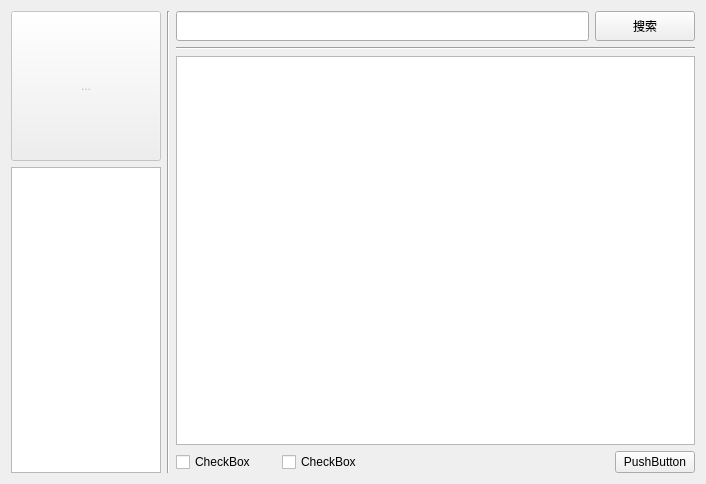
The window that mainwindow.ui (youusername/magnet_qt) describes before a commit, drawn with Qt 5.
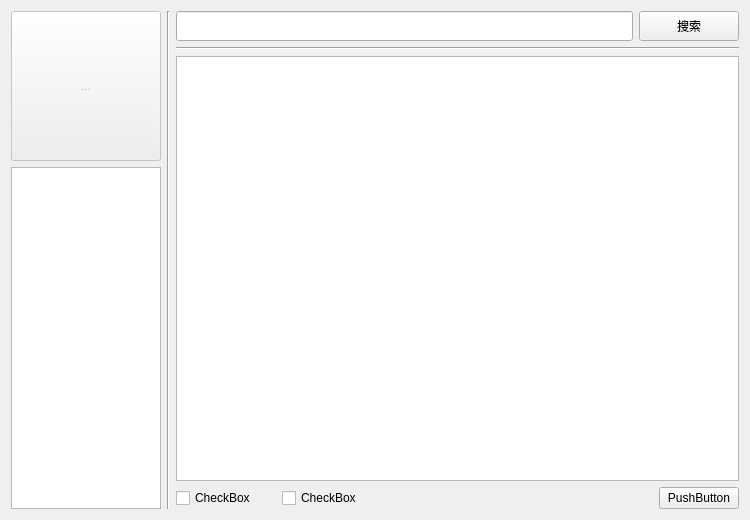
The same window after the commit. Icons and pictures are not drawn. Custom widgets are drawn as their Qt base class.

The edit to the form file:
```diff
--- a/mainwindow.ui
+++ b/mainwindow.ui
@@ -6,8 +6,8 @@
    <rect>
     <x>0</x>
     <y>0</y>
-    <width>706</width>
-    <height>484</height>
+    <width>750</width>
+    <height>520</height>
    </rect>
   </property>
   <property name="sizePolicy">
@@ -16,6 +16,12 @@
     <verstretch>0</verstretch>
    </sizepolicy>
   </property>
+  <property name="minimumSize">
+   <size>
+    <width>750</width>
+    <height>520</height>
+   </size>
+  </property>
   <property name="windowTitle">
    <string>MainWindow</string>
   </property>
```
